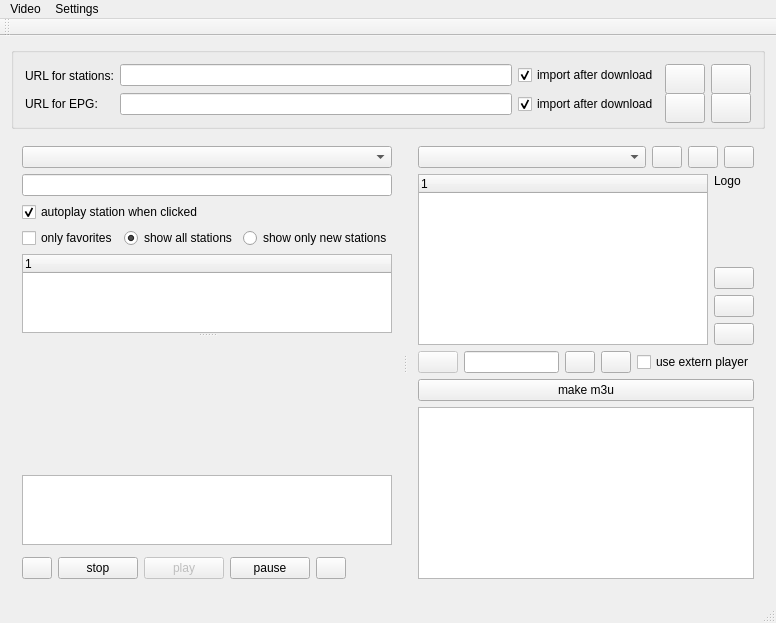
sgersing73/m3uMan, file mainwindow.ui: the form before one commit.
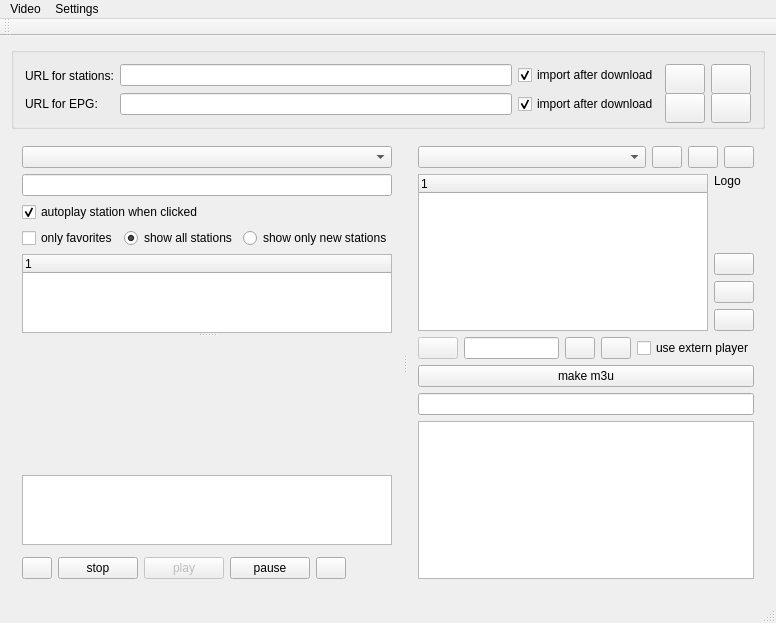
The form after the commit. Icons and pictures are not drawn. Custom widgets are drawn as their Qt base class.

Diff of the .ui file:
```diff
--- a/mainwindow.ui
+++ b/mainwindow.ui
@@ -588,6 +588,13 @@
           </item>
          </layout>
         </item>
+        <item>
+         <widget class="QLineEdit" name="edtFtpConnect">
+          <property name="toolTip">
+           <string>ftpHost, ftpUser, ftpPass, filePathRemote</string>
+          </property>
+         </widget>
+        </item>
         <item>
          <widget class="QTextEdit" name="edtOutput"/>
         </item>
```
